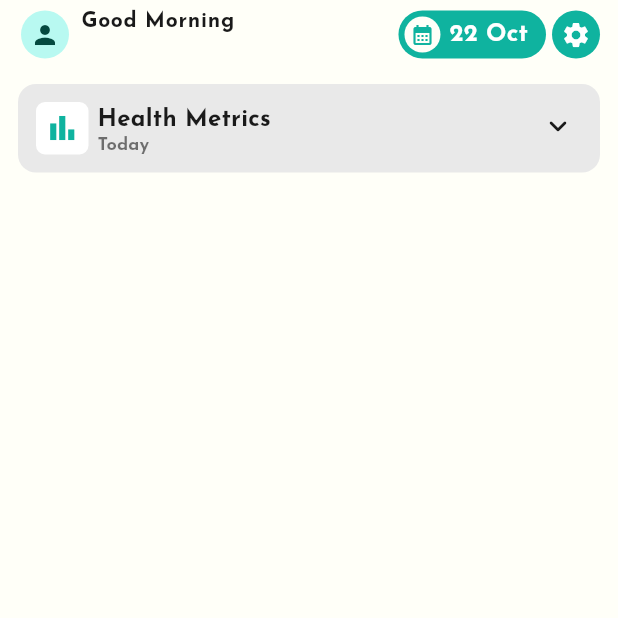
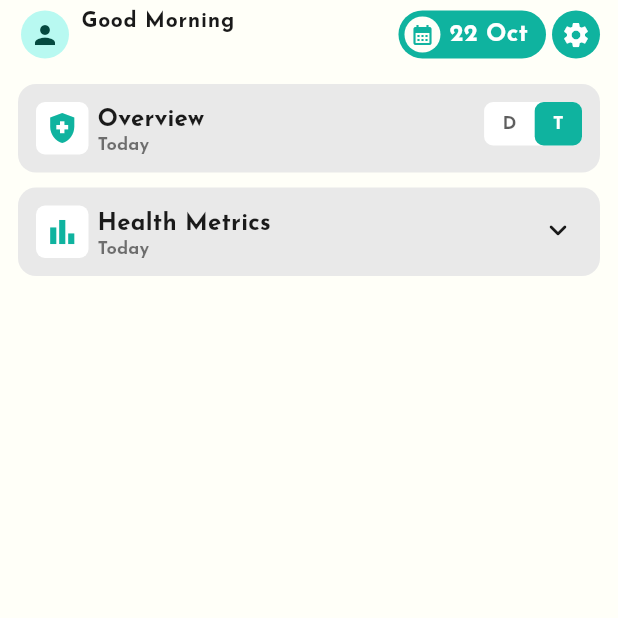
Before and after one commit to gh-devcx420/nephro-care, a Flutter app: the screen it shows once a user with an empty profile is signed in, on a phone screen of 412 x 824 dp, the top half of it. Run offline on Flutter 3.47's test engine with Material 3 defaults, Android fonts, the phone set to English and light mode, and no system bars; our stand-ins replace cached_network_image, cloud_firestore, connectivity_plus, firebase_auth, firebase_core, flutter_riverpod and 3 more; accounts and stored records are empty.

Commit message:
add overview feature to homescreen

```diff
--- /dev/null
+++ b/lib/core/constants/nc_app_enums.dart
@@ -0,0 +1 @@
+enum ComparisonMode { lastDialysis, today }
--- a/lib/features/home/home_screen.dart
+++ b/lib/features/home/home_screen.dart
@@ -2,6 +2,7 @@ import 'package:flutter/material.dart';
 import 'package:flutter_riverpod/flutter_riverpod.dart';
 import 'package:nephro_care/core/utils/app_spacing.dart';
 import 'package:nephro_care/core/widgets/nc_appbar.dart';
+import 'package:nephro_care/features/home/overview_card.dart';
 import 'package:nephro_care/features/home/summary_card.dart';
 
 class HomeScreen extends ConsumerWidget {
@@ -19,6 +20,8 @@ class HomeScreen extends ConsumerWidget {
               children: [
                 NCAppbar(),
                 vGap10,
+                OverviewCard(),
+                vGap10,
                 SummaryCard(),
               ],
             ),
--- /dev/null
+++ b/lib/features/home/overview_card.dart
@@ -0,0 +1,132 @@
+import 'package:flutter/material.dart';
+import 'package:flutter/services.dart';
+import 'package:flutter_riverpod/flutter_riverpod.dart';
+import 'package:nephro_care/core/constants/nc_app_enums.dart';
+import 'package:nephro_care/core/constants/nc_app_ui_constants.dart';
+import 'package:nephro_care/core/utils/app_spacing.dart';
+
+class OverviewCard extends ConsumerStatefulWidget {
+  const OverviewCard({super.key});
+
+  @override
+  ConsumerState<OverviewCard> createState() => _OverviewCardState();
+}
+
+class _OverviewCardState extends ConsumerState<OverviewCard> {
+  ComparisonMode _comparisonMode = ComparisonMode.today;
+
+  String get _comparisonText {
+    return _comparisonMode == ComparisonMode.lastDialysis
+        ? 'Last Dialysis'
+        : 'Today';
+  }
+
+  @override
+  Widget build(BuildContext context) {
+    final theme = Theme.of(context);
+
+    Widget buildToggleOption(String label, ComparisonMode mode) {
+      final isSelected = _comparisonMode == mode;
+
+      return InkWell(
+        onTap: () {
+          HapticFeedback.lightImpact();
+          setState(() {
+            _comparisonMode = mode;
+          });
+        },
+        borderRadius: BorderRadius.circular(UIConstants.borderRadius * 0.5),
+        child: Container(
+          padding: const EdgeInsets.symmetric(horizontal: 12, vertical: 6),
+          decoration: BoxDecoration(
+            color: isSelected ? theme.colorScheme.primary : Colors.transparent,
+            borderRadius: BorderRadius.circular(UIConstants.borderRadius * 0.5),
+          ),
+          child: Text(
+            label,
+            style: theme.textTheme.labelSmall!.copyWith(
+              color: isSelected
+                  ? theme.colorScheme.onPrimary
+                  : theme.colorScheme.onSurface.withValues(alpha: 0.7),
+              fontWeight: FontWeight.w700,
+            ),
+          ),
+        ),
+      );
+    }
+
+    return Container(
+      padding: UIConstants.cardPadding,
+      decoration: BoxDecoration(
+        color: theme.colorScheme.surfaceContainerHighest,
+        borderRadius: BorderRadius.circular(UIConstants.borderRadius),
+      ),
+      child: Column(
+        crossAxisAlignment: CrossAxisAlignment.start,
+        children: [
+          Row(
+            crossAxisAlignment: CrossAxisAlignment.start,
+            children: [
+              Container(
+                height: 35,
+                width: 35,
+                decoration: BoxDecoration(
+                  color: theme.colorScheme.surfaceContainerLowest,
+                  borderRadius:
+                      BorderRadius.circular(UIConstants.borderRadius * 0.5),
+                ),
+                child: Icon(
+                  Icons.health_and_safety,
+                  size: 24,
+                  color: theme.colorScheme.primary,
+                ),
+              ),
+              hGap6,
+              Column(
+                crossAxisAlignment: CrossAxisAlignment.start,
+                children: [
+                  Text(
+                    'Overview',
+                    style: theme.textTheme.titleMedium!.copyWith(
+                      color: theme.colorScheme.onSurface,
+                      fontWeight: FontWeight.w800,
+                    ),
+                  ),
+                  RichText(
+                    text: TextSpan(
+                      children: [
+                        TextSpan(
+                          text: _comparisonText,
+                          style: theme.textTheme.titleSmall!.copyWith(
+                            color: theme.colorScheme.onSurface
+                                .withValues(alpha: 0.6),
+                            fontWeight: FontWeight.w800,
+                            height: 0.9,
+                          ),
+                        ),
+                      ],
+                    ),
+                  )
+                ],
+              ),
+              const Spacer(),
+              Container(
+                decoration: BoxDecoration(
+                  color: theme.colorScheme.surfaceContainerLowest,
+                  borderRadius:
+                      BorderRadius.circular(UIConstants.borderRadius * 0.5),
+                ),
+                child: Row(
+                  children: [
+                    buildToggleOption('D', ComparisonMode.lastDialysis),
+                    buildToggleOption('T', ComparisonMode.today),
+                  ],
+                ),
+              ),
+            ],
+          ),
+        ],
+      ),
+    );
+  }
+}
```
